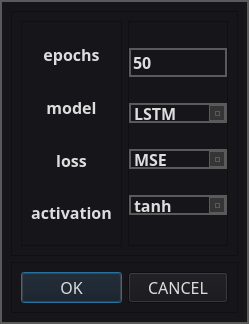
The window that ui_resource/setting_dialog.ui (You-MyeongHan/binance-auto-trading-client) describes before a commit, drawn with Qt 5.
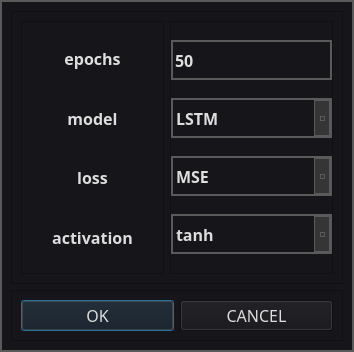
The same window after the commit.

Diff of the .ui file:
```diff
--- a/ui_resource/setting_dialog.ui
+++ b/ui_resource/setting_dialog.ui
@@ -6,8 +6,8 @@
    <rect>
     <x>0</x>
     <y>0</y>
-    <width>247</width>
-    <height>324</height>
+    <width>354</width>
+    <height>352</height>
    </rect>
   </property>
   <property name="windowTitle">
@@ -415,20 +415,20 @@
          <item>
           <widget class="QFrame" name="frame_4">
            <property name="sizePolicy">
-            <sizepolicy hsizetype="Preferred" vsizetype="Preferred">
+            <sizepolicy hsizetype="Expanding" vsizetype="Preferred">
              <horstretch>0</horstretch>
              <verstretch>0</verstretch>
             </sizepolicy>
            </property>
            <property name="minimumSize">
             <size>
-             <width>100</width>
+             <width>0</width>
              <height>0</height>
             </size>
            </property>
            <property name="maximumSize">
             <size>
-             <width>100</width>
+             <width>16777215</width>
              <height>16777215</height>
             </size>
            </property>
@@ -456,6 +456,18 @@
             </property>
             <item>
              <widget class="QLineEdit" name="lineEdit">
+              <property name="minimumSize">
+               <size>
+                <width>0</width>
+                <height>40</height>
+               </size>
+              </property>
+              <property name="maximumSize">
+               <size>
+                <width>16777215</width>
+                <height>40</height>
+               </size>
+              </property>
               <property name="font">
                <font>
                 <family>Bahnschrift SemiBold</family>
@@ -477,13 +489,13 @@
               <property name="minimumSize">
                <size>
                 <width>0</width>
-                <height>20</height>
+                <height>40</height>
                </size>
               </property>
               <property name="maximumSize">
                <size>
                 <width>16777215</width>
-                <height>20</height>
+                <height>40</height>
                </size>
               </property>
               <property name="font">
@@ -511,13 +523,13 @@
               <property name="minimumSize">
                <size>
                 <width>0</width>
-                <height>20</height>
+                <height>40</height>
                </size>
               </property>
               <property name="maximumSize">
                <size>
                 <width>16777215</width>
-                <height>20</height>
+                <height>40</height>
                </size>
               </property>
               <property name="font">
@@ -545,13 +557,13 @@
               <property name="minimumSize">
                <size>
                 <width>0</width>
-                <height>20</height>
+                <height>40</height>
                </size>
               </property>
               <property name="maximumSize">
                <size>
                 <width>16777215</width>
-                <height>20</height>
+                <height>40</height>
                </size>
               </property>
               <property name="font">
```
